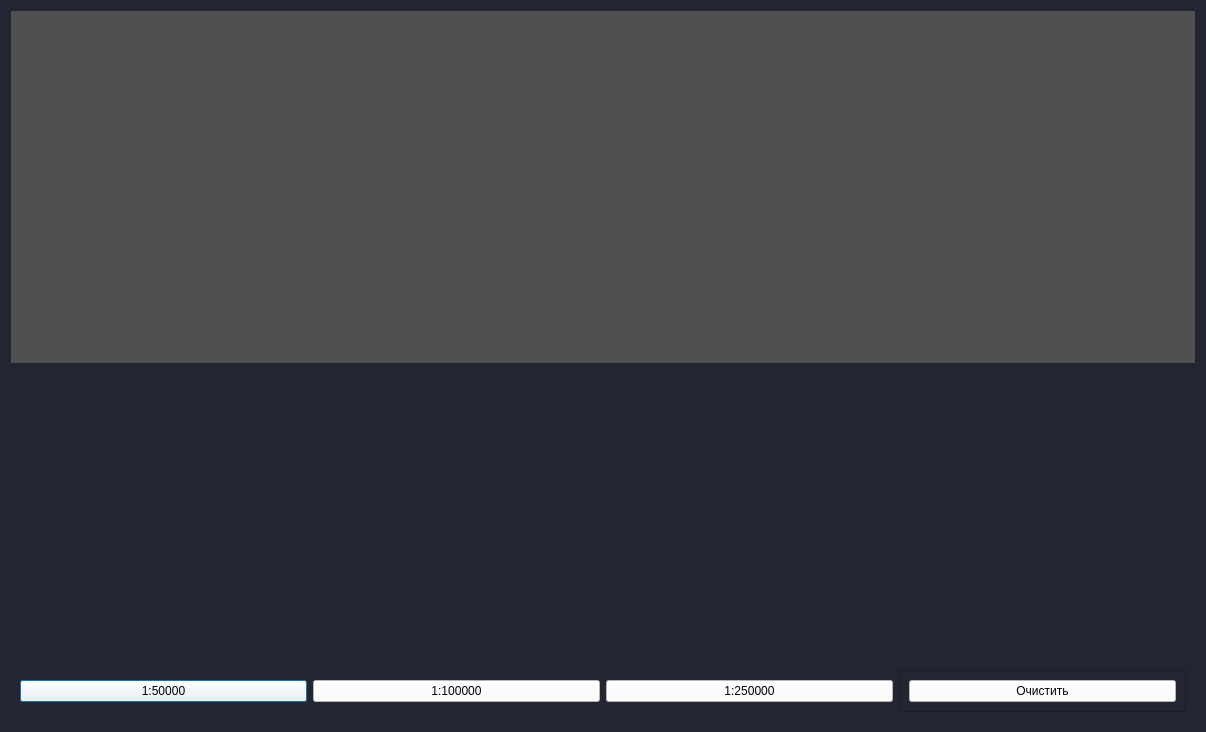
This is qt/administrator.ui in Alexey-Nikolaevic-B/pokazuha as Qt 5 draws it before an edit. The edited form follows.
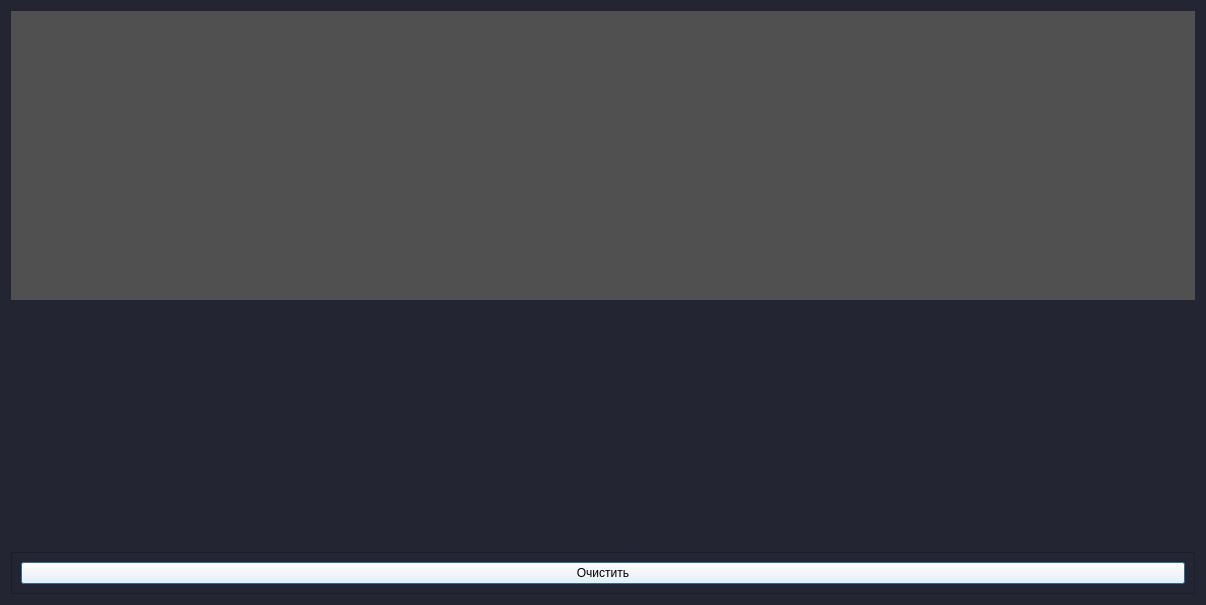
This is the edited form.

```diff
--- a/qt/administrator.ui
+++ b/qt/administrator.ui
@@ -7,7 +7,7 @@
     <x>0</x>
     <y>0</y>
     <width>1206</width>
-    <height>732</height>
+    <height>605</height>
    </rect>
   </property>
   <property name="windowTitle">
@@ -25,48 +25,6 @@
     </widget>
    </item>
    <item alignment="Qt::AlignBottom">
-    <widget class="QWidget" name="widget" native="true">
-     <layout class="QHBoxLayout" name="horizontalLayout_2">
-      <item>
-       <widget class="QPushButton" name="btn_scale_50">
-        <property name="cursor">
-         <cursorShape>PointingHandCursor</cursorShape>
-        </property>
-        <property name="styleSheet">
-         <string notr="true">background-color: rgb(255,255,255)</string>
-        </property>
-        <property name="text">
-         <string>1:50000</string>
-        </property>
-       </widget>
-      </item>
-      <item>
-       <widget class="QPushButton" name="btn_scale_100">
-        <property name="cursor">
-         <cursorShape>PointingHandCursor</cursorShape>
-        </property>
-        <property name="styleSheet">
-         <string notr="true">background-color: rgb(255,255,255)</string>
-        </property>
-        <property name="text">
-         <string>1:100000</string>
-        </property>
-       </widget>
-      </item>
-      <item>
-       <widget class="QPushButton" name="btn_scale_200">
-        <property name="cursor">
-         <cursorShape>PointingHandCursor</cursorShape>
-        </property>
-        <property name="styleSheet">
-         <string notr="true">background-color: rgb(255,255,255)</string>
-        </property>
-        <property name="text">
-         <string>1:250000</string>
-        </property>
-       </widget>
-      </item>
-      <item>
        <widget class="QFrame" name="frame">
         <property name="frameShape">
          <enum>QFrame::StyledPanel</enum>
@@ -74,8 +32,8 @@
         <property name="frameShadow">
          <enum>QFrame::Plain</enum>
         </property>
-        <layout class="QGridLayout" name="gridLayout">
-         <item row="0" column="0">
+     <layout class="QVBoxLayout" name="verticalLayout_2">
+      <item>
           <widget class="QPushButton" name="btn_clear">
            <property name="styleSheet">
             <string notr="true">background-color: rgb(255,255,255)</string>
@@ -83,9 +41,6 @@
            <property name="text">
             <string>Очистить</string>
            </property>
-          </widget>
-         </item>
-        </layout>
        </widget>
       </item>
      </layout>
```
Lines whose indentation alone changed are shown as unchanged.
